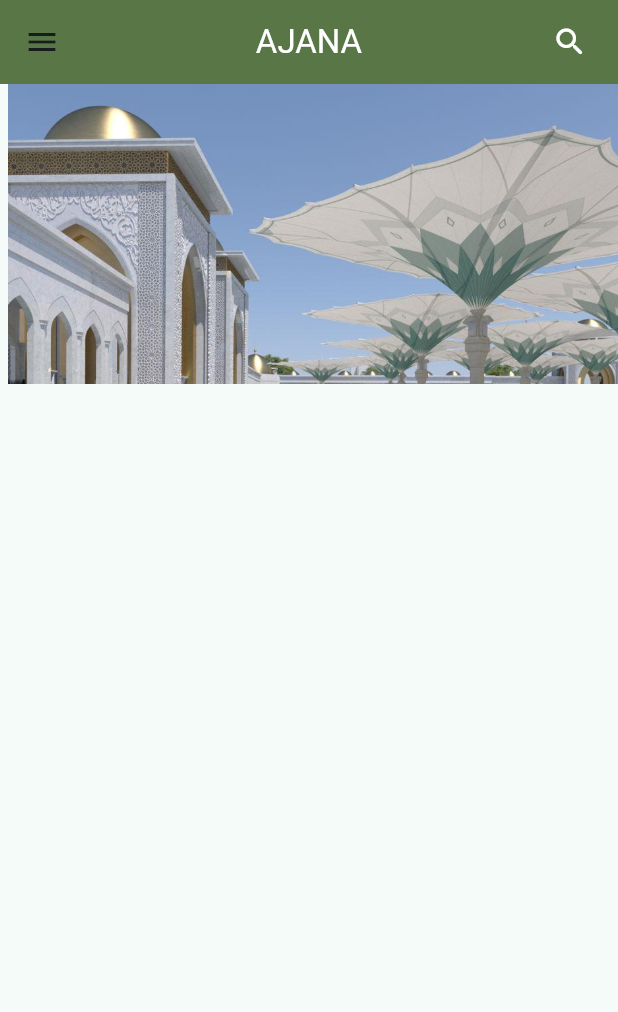
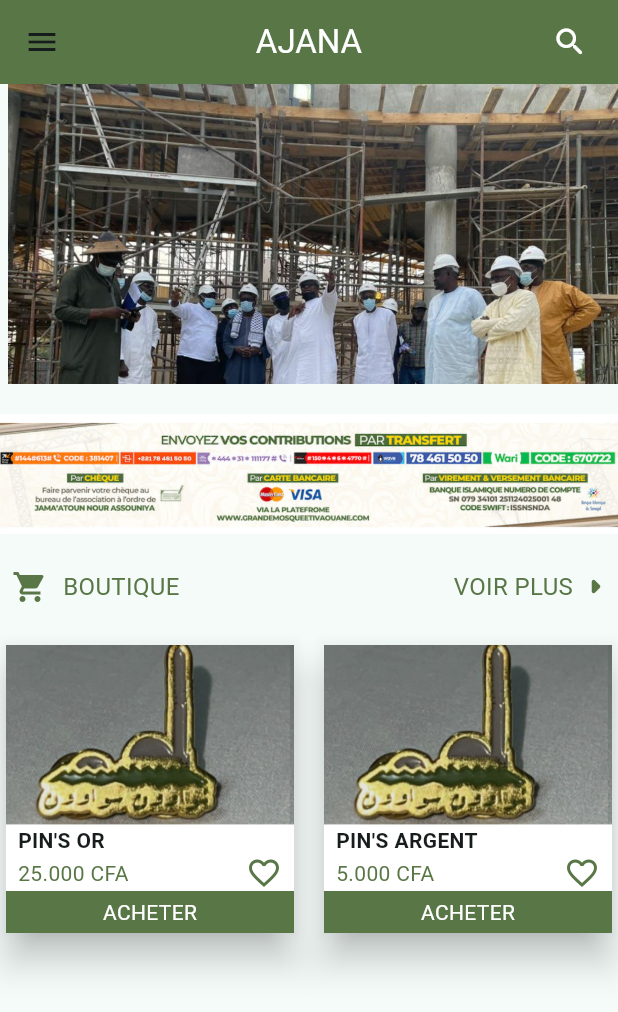
Before and after one commit to Cescito04/ajana_app_repo, a Flutter app: the screen it shows after launch, on a phone screen of 412 x 824 dp. Shown: the top 1012 px of the screen. Run offline on Flutter 3.47's test engine with Material 3 defaults, Android fonts, the light colour scheme and no system bars.

Commit message:
Page Accueil 1

```diff
--- /dev/null
+++ b/lib/models/product.dart
@@ -0,0 +1,7 @@
+class Product {
+  final String name;
+  final String price;
+  final String imageUrl;
+
+  Product({required this.name, required this.price, required this.imageUrl});
+}
--- a/lib/pages/accueil.page.dart
+++ b/lib/pages/accueil.page.dart
@@ -1,9 +1,26 @@
 import 'package:flutter/cupertino.dart';
 import 'package:flutter/material.dart';
+import 'package:flutter/widgets.dart';
 import 'package:myfirstapp/widgets/custom.drawer.widget.dart';
 
+import '../models/product.dart';
+
 class AccueilPage extends StatelessWidget {
-  const AccueilPage({super.key});
+  AccueilPage({super.key});
+
+  List<String> imagePaths = ['images/slider1.jpg', 'images/slider2.jpg'];
+  final List<Product> products = [
+    Product(
+      name: "PIN'S OR",
+      price: "25.000 CFA",
+      imageUrl: 'images/pins_or.jpeg',
+    ),
+    Product(
+      name: "PIN'S ARGENT",
+      price: "5.000 CFA",
+      imageUrl: 'images/pins_or.jpeg', // Mettez l'URL correct ici
+    ),
+  ];
 
   @override
   Widget build(BuildContext context) {
@@ -19,12 +36,15 @@ class AccueilPage extends StatelessWidget {
           actions: [
             Padding(
               padding: const EdgeInsets.only(right: 20.0),
-            child: Icon(Icons.search_rounded,color: Colors.white,),
+              child: Icon(
+                Icons.search_rounded,
+                color: Colors.white,
+              ),
             ),
             // Icon(Icons.add_shopping_cart)
           ],
         ),
-      body:Container(
+        body: Container(
           height: MediaQuery.of(context).size.height,
           width: MediaQuery.of(context).size.width,
           child: Column(
@@ -33,7 +53,7 @@ class AccueilPage extends StatelessWidget {
                 height: 200,
                 child: ListView.builder(
                   scrollDirection: Axis.horizontal,
-                itemCount: 3,
+                  itemCount: imagePaths.length,
                   itemBuilder: (context, index) {
                     return SingleChildScrollView(
                       child: Padding(
@@ -42,7 +62,8 @@ class AccueilPage extends StatelessWidget {
                           children: [
                             Container(
                               width: 450,
-                            child: Image.asset('images/slider2.jpg', fit: BoxFit.cover),
+                              child: Image.asset(imagePaths[index],
+                                  fit: BoxFit.cover),
                             ),
                           ],
                         ),
@@ -51,13 +72,141 @@ class AccueilPage extends StatelessWidget {
                   },
                 ),
               ),
-
+              SizedBox(
+                height: 20,
+              ),
+              Container(
+                height: 80,
+                width: double.infinity,
+                child: Image.asset(
+                  'images/banner.png',
+                  fit: BoxFit.cover,
+                ),
+              ),
+              SizedBox(
+                height: 20,
+              ),
+              Row(
+                mainAxisAlignment: MainAxisAlignment.spaceBetween,
+                children: [
+                  Row(
+                    children: [
+                      Padding(
+                        padding: const EdgeInsets.only(left: 8.0),
+                        child: Icon(
+                          Icons.shopping_cart,
+                          color: Color.fromARGB(255, 89, 119, 70),
+                        ),
+                      ),
+                      SizedBox(
+                        width: 10,
+                      ),
+                      Text(
+                        'BOUTIQUE',
+                        style: TextStyle(
+                            color: Color.fromARGB(255, 89, 119, 70),
+                            fontSize: 16,
+                            fontWeight: FontWeight.w400),
+                      ),
                     ],
-
                   ),
+                  Row(
+                    children: [
+                      Text(
+                        'VOIR PLUS',
+                        style: TextStyle(
+                            color: Color.fromARGB(255, 89, 119, 70),
+                            fontSize: 16,
+                            fontWeight: FontWeight.w400),
+                      ),
+                      Icon(Icons.arrow_right_rounded,
+                          size: 30, color: Color.fromARGB(255, 89, 119, 70))
+                    ],
+                  )
+                ],
+              ),
+              SizedBox(
+                height: 20,
+              ),
+              Row(
+                mainAxisAlignment: MainAxisAlignment.spaceBetween,
+                children: products.map((product) {
+                  return buildProductCard(product);
+                }).toList(),
+              ),
+            ],
+          ),
+        ));
+  }
 
 
+  Widget buildProductCard(Product product) {
+    return Container(
+      height: 200,
+      width: 200,
+      child: Card(
+        elevation: 10,
+        shape: RoundedRectangleBorder(
+          borderRadius: BorderRadius.circular(0.0),
+        ),
+        color: Colors.white,
+        child: Column(
+          children: [
+            Container(
+              height: 120,
+              width: 200,
+              child: Image.asset(
+                product.imageUrl,
+                fit: BoxFit.cover,
+              ),
+            ),
+            Column(
+              children: [
+                Align(
+                  alignment: Alignment.centerLeft,
+                  child: Padding(
+                    padding: const EdgeInsets.only(left: 8.0),
+                    child: Text(
+                      product.name,
+                      style: TextStyle(fontWeight: FontWeight.bold),
+                    ),
+                  ),
+                ),
+                Row(
+                  mainAxisAlignment: MainAxisAlignment.spaceBetween,
+                  children: [
+                    Padding(
+                      padding: const EdgeInsets.only(left: 8.0),
+                      child: Text(
+                        product.price,
+                        style: TextStyle(color: Color.fromARGB(255, 89, 119, 70)),
+                      ),
+                    ),
+                    Padding(
+                      padding: const EdgeInsets.only(right: 8.0),
+                      child: Icon(
+                        Icons.favorite_border,
+                        color: Color.fromARGB(255, 89, 119, 70),
+                      ),
                     )
+                  ],
+                ),
+                Container(
+                  height: 28,
+                  width: double.infinity,
+                  color: Color.fromARGB(255, 89, 119, 70),
+                  child: Center(
+                    child: Text(
+                      'ACHETER',
+                      style: TextStyle(color: Colors.white),
+                    ),
+                  ),
+                )
+              ],
+            )
+          ],
+        ),
+      ),
     );
   }
 }
```
Also changed, not shown: images/banner.png (added), images/pins_argent.jpg (added), images/pins_or.jpeg (added). Lines whose indentation alone changed are shown as unchanged.
